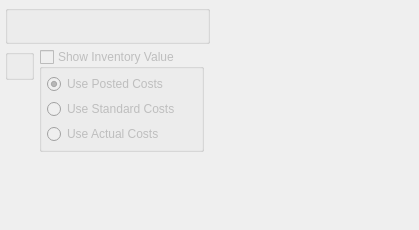
Pegasus-RPG/xtuple-client, file guiclient/displays/dspQOHByItem.ui: the form before one commit.
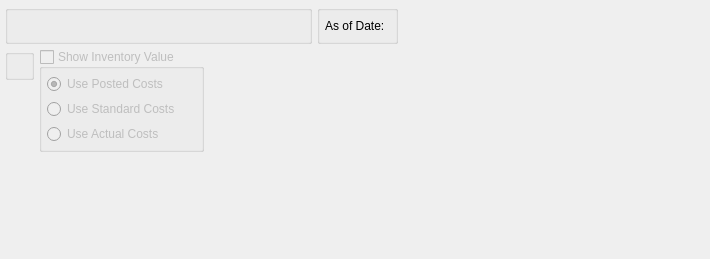
The form after the commit. Custom widgets are drawn as their Qt base class.

```diff
--- a/guiclient/displays/dspQOHByItem.ui
+++ b/guiclient/displays/dspQOHByItem.ui
@@ -13,8 +13,8 @@
    <rect>
     <x>0</x>
     <y>0</y>
-    <width>419</width>
-    <height>230</height>
+    <width>710</width>
+    <height>259</height>
    </rect>
   </property>
   <property name="sizePolicy">
@@ -58,6 +58,31 @@
        </layout>
       </widget>
      </item>
+     <item>
+      <widget class="QGroupBox" name="_asofGroup">
+       <property name="sizePolicy">
+        <sizepolicy hsizetype="Minimum" vsizetype="Preferred">
+         <horstretch>0</horstretch>
+         <verstretch>0</verstretch>
+        </sizepolicy>
+       </property>
+       <property name="title">
+        <string/>
+       </property>
+       <layout class="QGridLayout" name="gridLayout_3">
+        <item row="0" column="0">
+         <widget class="QLabel" name="_asOfLit">
+          <property name="text">
+           <string>As of Date:</string>
+          </property>
+         </widget>
+        </item>
+        <item row="0" column="1">
+         <widget class="DLineEdit" name="_asOf"/>
+        </item>
+       </layout>
+      </widget>
+     </item>
      <item>
       <spacer>
        <property name="orientation">
@@ -192,6 +217,12 @@
  <layoutdefault spacing="5" margin="5"/>
  <pixmapfunction>qPixmapFromMimeSource</pixmapfunction>
  <customwidgets>
+  <customwidget>
+   <class>DLineEdit</class>
+   <extends>QWidget</extends>
+   <header>datecluster.h</header>
+   <container>1</container>
+  </customwidget>
   <customwidget>
    <class>ItemCluster</class>
    <extends>QWidget</extends>
```
